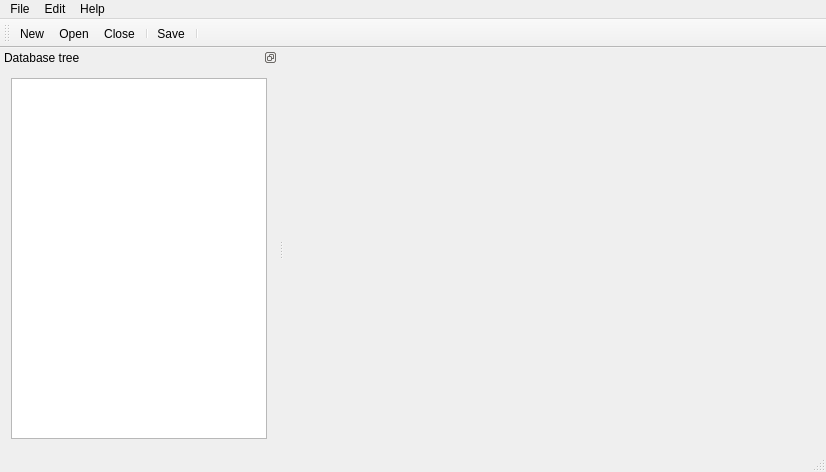
Before: the Qt Designer form ui/mainwindow.ui in koromodako/picsou, drawn with Qt 5.
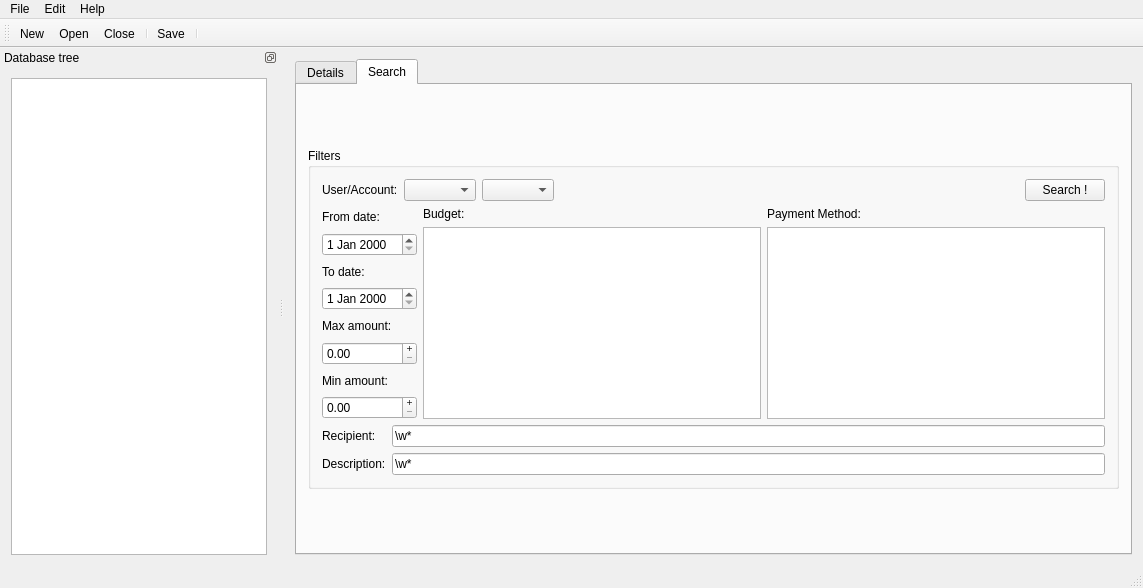
After: the same form once the commit is applied. Icons and pictures are not drawn.

Commit message: Implement operation search. Need to investigate a non-critical SEGFAULT when opening a DB after a first close.

The edit to the form file:
```diff
--- a/ui/mainwindow.ui
+++ b/ui/mainwindow.ui
@@ -6,8 +6,8 @@
    <rect>
     <x>0</x>
     <y>0</y>
-    <width>826</width>
-    <height>472</height>
+    <width>1143</width>
+    <height>588</height>
    </rect>
   </property>
   <property name="windowTitle">
@@ -16,7 +16,237 @@
   <widget class="QWidget" name="centralWidget">
    <layout class="QGridLayout" name="gridLayout">
     <item row="0" column="0">
-     <widget class="QWidget" name="widget" native="true"/>
+     <widget class="QTabWidget" name="tab_widget">
+      <property name="tabShape">
+       <enum>QTabWidget::Rounded</enum>
+      </property>
+      <property name="currentIndex">
+       <number>1</number>
+      </property>
+      <widget class="QWidget" name="details_tab">
+       <attribute name="icon">
+        <iconset resource="../picsou.qrc">
+         <normaloff>:/resources/material-design/svg/information-outline.svg</normaloff>:/resources/material-design/svg/information-outline.svg</iconset>
+       </attribute>
+       <attribute name="title">
+        <string>Details</string>
+       </attribute>
+      </widget>
+      <widget class="QWidget" name="search_tab">
+       <attribute name="icon">
+        <iconset resource="../picsou.qrc">
+         <normaloff>:/resources/material-design/svg/magnify.svg</normaloff>:/resources/material-design/svg/magnify.svg</iconset>
+       </attribute>
+       <attribute name="title">
+        <string>Search</string>
+       </attribute>
+       <layout class="QVBoxLayout" name="verticalLayout">
+        <item>
+         <widget class="QGroupBox" name="filters_box">
+          <property name="sizePolicy">
+           <sizepolicy hsizetype="Preferred" vsizetype="Maximum">
+            <horstretch>0</horstretch>
+            <verstretch>1</verstretch>
+           </sizepolicy>
+          </property>
+          <property name="title">
+           <string>Filters</string>
+          </property>
+          <layout class="QVBoxLayout" name="verticalLayout_3">
+           <item>
+            <layout class="QHBoxLayout" name="horizontalLayout">
+             <item>
+              <widget class="QLabel" name="user_account_lab">
+               <property name="text">
+                <string>User/Account:</string>
+               </property>
+              </widget>
+             </item>
+             <item>
+              <widget class="QComboBox" name="user_cb"/>
+             </item>
+             <item>
+              <widget class="QComboBox" name="account_cb"/>
+             </item>
+             <item>
+              <spacer name="horizontalSpacer">
+               <property name="orientation">
+                <enum>Qt::Horizontal</enum>
+               </property>
+               <property name="sizeHint" stdset="0">
+                <size>
+                 <width>40</width>
+                 <height>20</height>
+                </size>
+               </property>
+              </spacer>
+             </item>
+             <item>
+              <widget class="QPushButton" name="search_btn">
+               <property name="text">
+                <string>Search !</string>
+               </property>
+              </widget>
+             </item>
+            </layout>
+           </item>
+           <item>
+            <layout class="QHBoxLayout" name="horizontalLayout_2">
+             <item>
+              <layout class="QVBoxLayout" name="verticalLayout_5">
+               <item>
+                <widget class="QLabel" name="from_lab">
+                 <property name="text">
+                  <string>From date:</string>
+                 </property>
+                </widget>
+               </item>
+               <item>
+                <widget class="QDateEdit" name="from_date"/>
+               </item>
+               <item>
+                <widget class="QLabel" name="to_lab">
+                 <property name="text">
+                  <string>To date:</string>
+                 </property>
+                </widget>
+               </item>
+               <item>
+                <widget class="QDateEdit" name="to_date"/>
+               </item>
+               <item>
+                <widget class="QLabel" name="max_lab">
+                 <property name="text">
+                  <string>Max amount:</string>
+                 </property>
+                </widget>
+               </item>
+               <item>
+                <widget class="QDoubleSpinBox" name="max_sb">
+                 <property name="buttonSymbols">
+                  <enum>QAbstractSpinBox::PlusMinus</enum>
+                 </property>
+                 <property name="accelerated">
+                  <bool>true</bool>
+                 </property>
+                 <property name="maximum">
+                  <double>1000000000.000000000000000</double>
+                 </property>
+                </widget>
+               </item>
+               <item>
+                <widget class="QLabel" name="min_lab">
+                 <property name="text">
+                  <string>Min amount:</string>
+                 </property>
+                </widget>
+               </item>
+               <item>
+                <widget class="QDoubleSpinBox" name="min_sb">
+                 <property name="buttonSymbols">
+                  <enum>QAbstractSpinBox::PlusMinus</enum>
+                 </property>
+                 <property name="accelerated">
+                  <bool>true</bool>
+                 </property>
+                 <property name="maximum">
+                  <double>1000000000.000000000000000</double>
+                 </property>
+                </widget>
+               </item>
+              </layout>
+             </item>
+             <item>
+              <layout class="QVBoxLayout" name="verticalLayout_4">
+               <item>
+                <widget class="QLabel" name="budget_lab">
+                 <property name="text">
+                  <string>Budget:</string>
+                 </property>
+                </widget>
+               </item>
+               <item>
+                <widget class="QListWidget" name="budgets">
+                 <property name="editTriggers">
+                  <set>QAbstractItemView::NoEditTriggers</set>
+                 </property>
+                 <property name="selectionMode">
+                  <enum>QAbstractItemView::MultiSelection</enum>
+                 </property>
+                </widget>
+               </item>
+              </layout>
+             </item>
+             <item>
+              <layout class="QVBoxLayout" name="verticalLayout_7">
+               <item>
+                <widget class="QLabel" name="pm_lab">
+                 <property name="text">
+                  <string>Payment Method:</string>
+                 </property>
+                </widget>
+               </item>
+               <item>
+                <widget class="QListWidget" name="pms">
+                 <property name="editTriggers">
+                  <set>QAbstractItemView::NoEditTriggers</set>
+                 </property>
+                 <property name="selectionMode">
+                  <enum>QAbstractItemView::MultiSelection</enum>
+                 </property>
+                </widget>
+               </item>
+              </layout>
+             </item>
+             <item>
+              <layout class="QVBoxLayout" name="verticalLayout_6"/>
+             </item>
+            </layout>
+           </item>
+           <item>
+            <layout class="QFormLayout" name="formLayout">
+             <item row="0" column="0">
+              <widget class="QLabel" name="recipient_lab">
+               <property name="text">
+                <string>Recipient:</string>
+               </property>
+              </widget>
+             </item>
+             <item row="0" column="1">
+              <widget class="QLineEdit" name="recipient_le">
+               <property name="text">
+                <string>\w*</string>
+               </property>
+               <property name="placeholderText">
+                <string>Regular expression... (type &quot;\w*&quot; here if you don't know what it means)</string>
+               </property>
+              </widget>
+             </item>
+             <item row="1" column="1">
+              <widget class="QLineEdit" name="description_le">
+               <property name="text">
+                <string>\w*</string>
+               </property>
+               <property name="placeholderText">
+                <string>Regular expression... (type &quot;\w*&quot; here if you don't know what it means)</string>
+               </property>
+              </widget>
+             </item>
+             <item row="1" column="0">
+              <widget class="QLabel" name="description_lab">
+               <property name="text">
+                <string>Description:</string>
+               </property>
+              </widget>
+             </item>
+            </layout>
+           </item>
+          </layout>
+         </widget>
+        </item>
+       </layout>
+      </widget>
+     </widget>
     </item>
    </layout>
   </widget>
@@ -25,7 +255,7 @@
     <rect>
      <x>0</x>
      <y>0</y>
-     <width>826</width>
+     <width>1143</width>
      <height>20</height>
     </rect>
    </property>
```
The commit also changes 22 other files.
